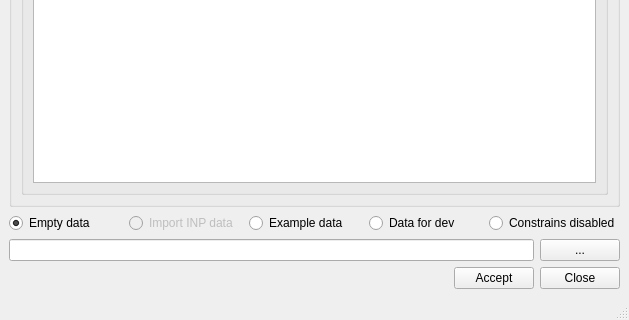
The window that ui/readsql_create_project.ui (Giswater/giswater_qgis_plugin) describes before a commit, drawn with Qt 5; both pictures show x 0 to 629 and y 476 to 796 of the 629 by 796 pixel window.
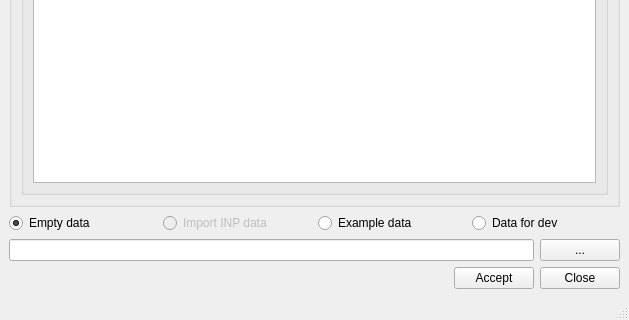
The same window after the commit.

Commit message: Enhancement: enhance form ReadSQL

The edit to the form file:
```diff
--- a/ui/readsql_create_project.ui
+++ b/ui/readsql_create_project.ui
@@ -90,19 +90,6 @@
         </property>
        </widget>
       </item>
-      <item>
-       <widget class="QRadioButton" name="rdb_no_ct">
-        <property name="enabled">
-         <bool>true</bool>
-        </property>
-        <property name="text">
-         <string>Constrains disabled</string>
-        </property>
-        <property name="checked">
-         <bool>false</bool>
-        </property>
-       </widget>
-      </item>
      </layout>
     </item>
     <item row="6" column="2">
```
Left out of the diff: 1 changed line with no effect on the pictures. The commit also changes 2 other files.
